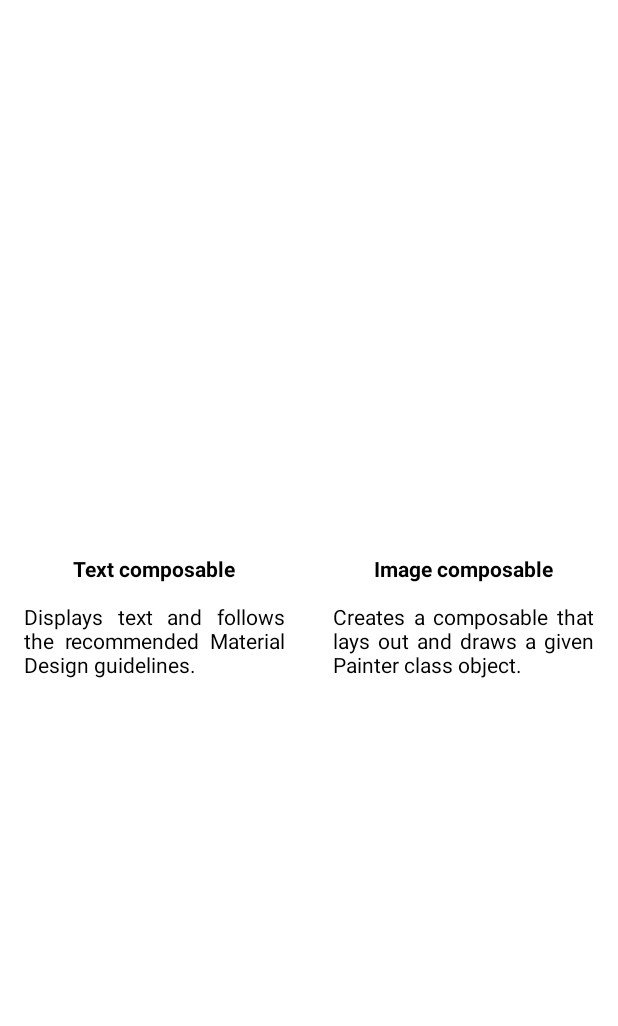
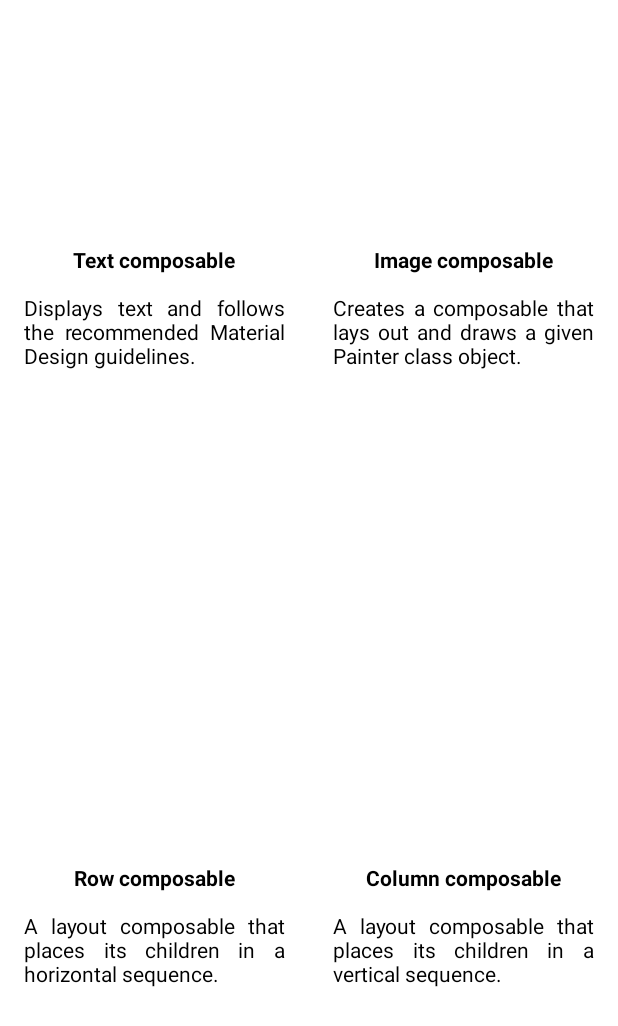
Before and after one commit to Lotsoo/compose-quadrant-app, an Android app built with Jetpack Compose: the @Preview function ComposeQuadrantAppPreview, on a phone screen of 412 x 824 dp. Shown: the top 1026 px of the screen. Run offline under Robolectric (Android 15) with nearby library versions, the phone set to English and light mode, and no system bars.

Commit message:
Membuat column, komponen ketiga & keempat

```diff
--- a/app/src/main/java/com/example/composequadrant/MainActivity.kt
+++ b/app/src/main/java/com/example/composequadrant/MainActivity.kt
@@ -40,7 +40,8 @@ class MainActivity : ComponentActivity() {
 
 @Composable
 fun ComposeQuadrantApp(modifier: Modifier = Modifier) {
-    Row(modifier) {
+    Column(modifier) {
+        Row(modifier.weight(1f)) {
             ComposeCard(
                 title = "Text composable",
                 description = "Displays text and follows the recommended Material Design guidelines.",
@@ -51,6 +52,19 @@ fun ComposeQuadrantApp(modifier: Modifier = Modifier) {
                 description = "Creates a composable that lays out and draws a given Painter class object.",
                 modifier.weight(1f)
             )
+        }
+        Row(modifier.weight(1f)) {
+            ComposeCard(
+                title = "Row composable",
+                description = "A layout composable that places its children in a horizontal sequence.",
+                modifier.weight(1f)
+            )
+            ComposeCard(
+                title = "Column composable",
+                description = "A layout composable that places its children in a vertical sequence.",
+                modifier.weight(1f)
+            )
+        }
     }
 
 }
```
Lines whose indentation alone changed are shown as unchanged.
